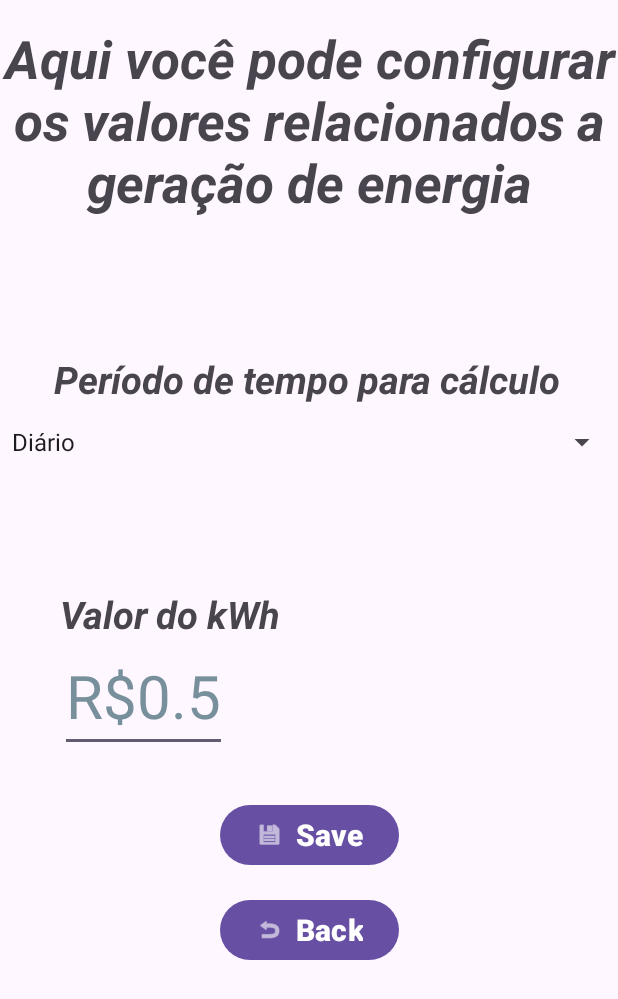
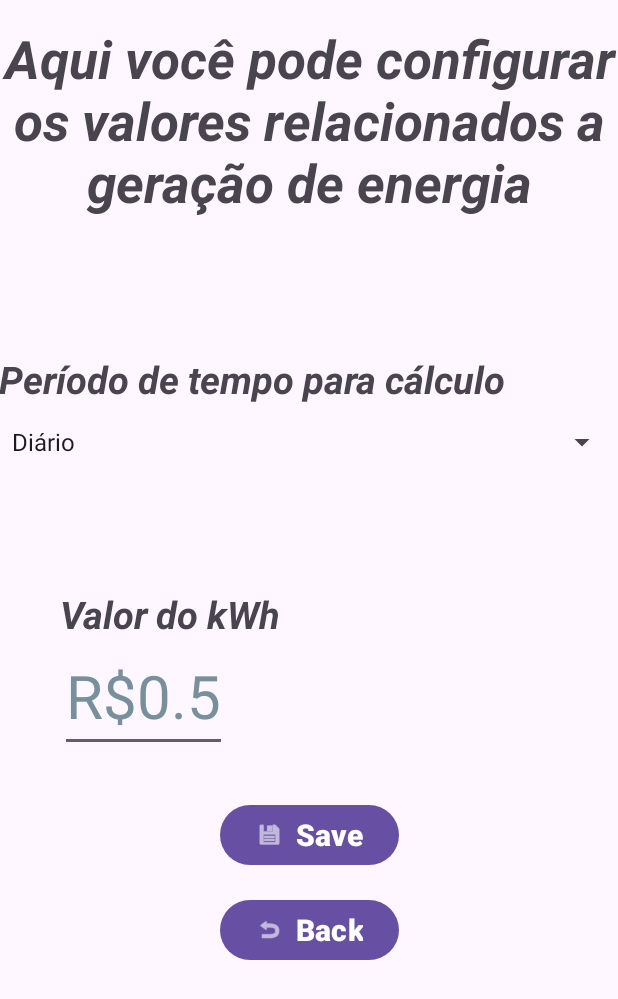
Before and after one commit to CaioARL/Solar_Calculator, an Android app: the EnergyActivity screen opened directly, with no data from a screen before it, on a phone screen of 412 x 824 dp. Shown: the top 999 px of the screen. Run offline under Robolectric (Android 15) with nearby library versions, the phone set to English and light mode, and no system bars.

Commit message:
layout energy ajuste periodo title

```diff
--- a/app/src/main/res/layout/activity_energy.xml
+++ b/app/src/main/res/layout/activity_energy.xml
@@ -23,7 +23,7 @@
         android:id="@+id/textView2"
         android:layout_width="wrap_content"
         android:layout_height="wrap_content"
-        android:layout_marginEnd="38dp"
+        android:layout_marginEnd="75dp"
         android:text="@string/per_odo_de_tempo"
         android:textAlignment="center"
         android:textSize="25sp"
```
